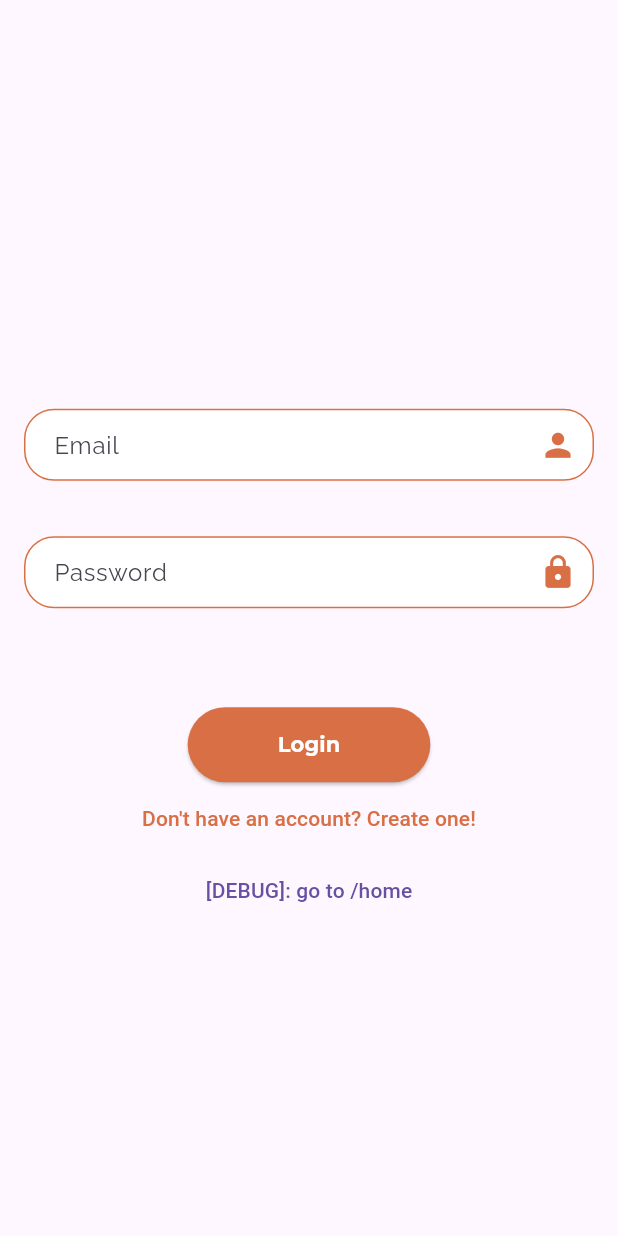
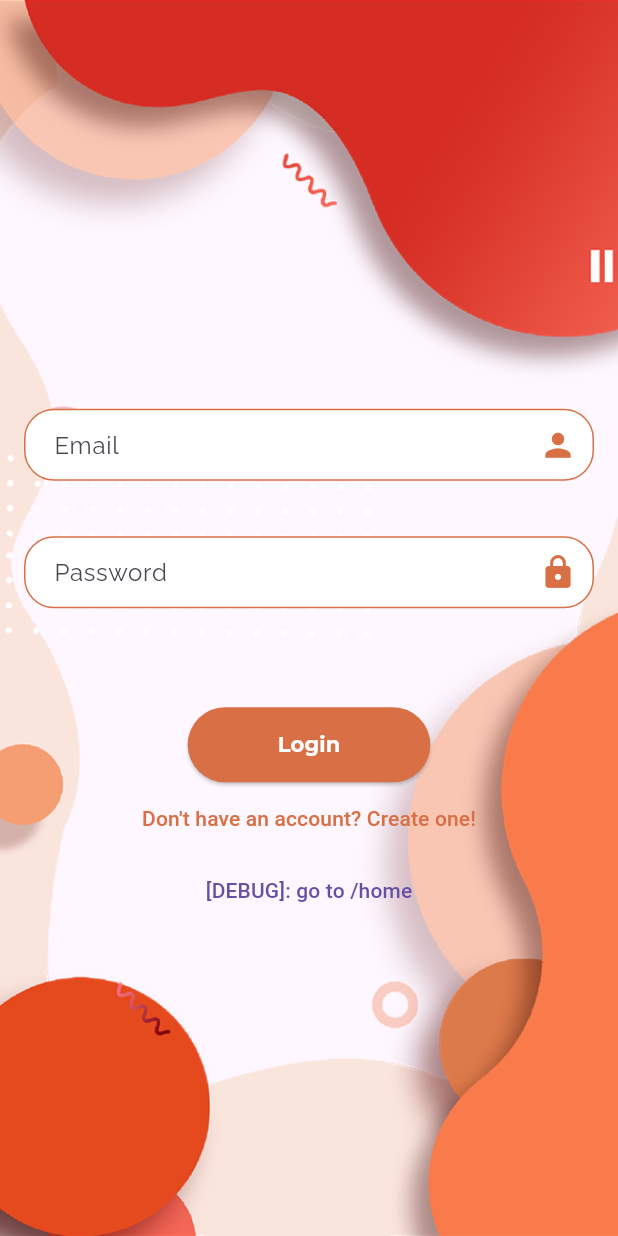
Before and after one commit to TravelAgentPFS/voyage_flutter_app, a Flutter app: the screen it shows after launch, on a phone screen of 412 x 824 dp. Run offline on Flutter 3.47's test engine with Material 3 defaults, Android fonts, the phone set to English and light mode, and no system bars; our stand-ins replace animated_splash_screen, flutter_secure_storage, shared_preferences.

Commit message:
Added background image for auth pages

```diff
--- a/lib/pages/Home.dart
+++ b/lib/pages/Home.dart
@@ -77,7 +77,7 @@ class _MyHomePageState extends State<MyHomePage> {
   Widget build(BuildContext context) {
     var size = MediaQuery.of(context).size;
     return Scaffold(
-      backgroundColor: const Color.fromARGB(255, 244, 244, 244),
+      backgroundColor: const Color.fromARGB(255, 254, 247, 255),
       body: SafeArea(
         child: Stack(
           fit: StackFit.expand,
--- a/lib/pages/Profile.dart
+++ b/lib/pages/Profile.dart
@@ -1,4 +1,5 @@
-// ignore: file_names
+
+// ignore_for_file: file_names
 import 'package:flutter/material.dart';
 class Profile extends StatefulWidget {
   const Profile({super.key});
--- a/lib/pages/auth/login_page.dart
+++ b/lib/pages/auth/login_page.dart
@@ -92,7 +92,21 @@ void loginUser() async {
 
   @override
   Widget build(BuildContext context) {
-    return Scaffold(body: Center(
+    return Scaffold(body:
+      Stack(
+      children: [
+        // Background image
+        Positioned.fill(
+          top: 0,
+          bottom: 0,
+          left: 0,
+          right: 0,
+          child: Image.asset(
+            'assets/images/auth_background.png', // Update with your image path
+            fit: BoxFit.cover, // Ensures the image covers the entire background
+          ),
+        ),
+      Center(
         child: SingleChildScrollView(
           child: Form(
             key: _formKey,
@@ -252,6 +266,6 @@ void loginUser() async {
             ),
           ),
         ),
-      ),);
+      )]),);
   }
 }
--- a/lib/widgets/bottom_nav_bar.dart
+++ b/lib/widgets/bottom_nav_bar.dart
@@ -14,7 +14,7 @@ class _BottomNavBarState extends State<BottomNavBar> {
   int _selectedIndex = 0; // Keeps track of the selected tab index
 
   static final List<Widget> _widgetOptions = <Widget>[
-    MyHomePage(),
+    const MyHomePage(),
     HistoryPage(),
     Profile(),
     const Center(child: Text('Settings Page')), // Add a unique fourth page
--- a/lib/widgets/build_card_flight.dart
+++ b/lib/widgets/build_card_flight.dart
@@ -126,12 +126,11 @@ class _FlightDetails extends StatelessWidget {
   final String date;
 
   const _FlightDetails({
-    Key? key,
     required this.city,
     required this.airportCode,
     required this.time,
     required this.date,
-  }) : super(key: key);
+  });
 
   @override
   Widget build(BuildContext context) {
```
Also changed, not shown: lib/pages/HistoryPage.dart (+18 -15 lines), lib/pages/auth/register_page.dart (+16 -2 lines), assets/images/auth_background.png (added).
